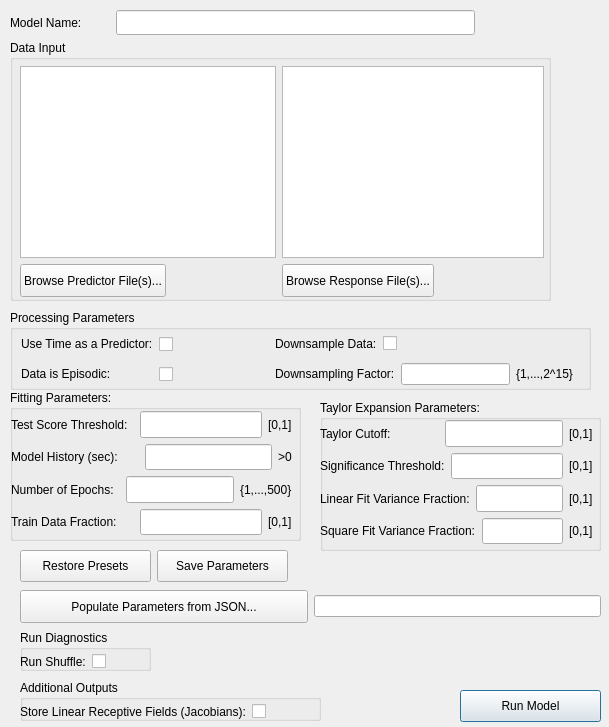
This is neuro_mine/ui/mine_train.ui in matovic5/neuro_mine as Qt 5 draws it before an edit. The edited form follows.
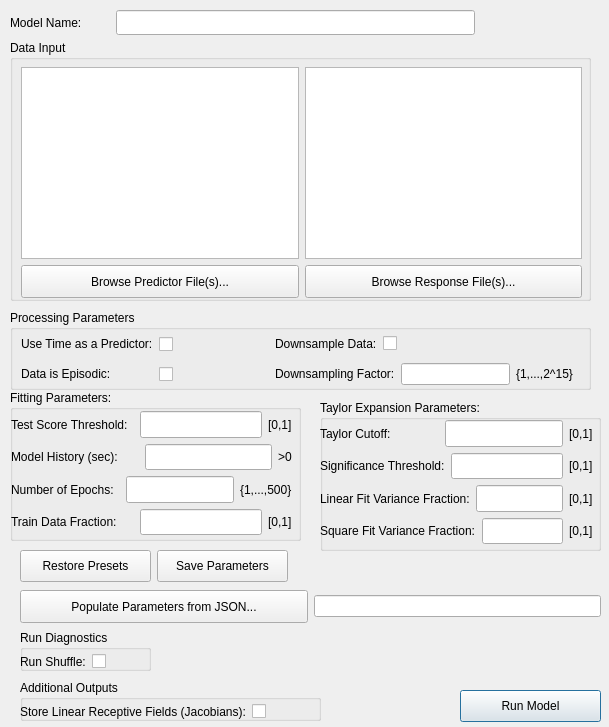
This is the edited form. Icons and pictures are not drawn.

What changed in the file:
```diff
--- a/neuro_mine/ui/mine_train.ui
+++ b/neuro_mine/ui/mine_train.ui
@@ -51,7 +51,7 @@
     <rect>
      <x>10</x>
      <y>40</y>
-     <width>541</width>
+     <width>581</width>
      <height>261</height>
     </rect>
    </property>
@@ -71,17 +71,17 @@
      <string/>
     </property>
    </widget>
-   <widget class="QWidget" name="layoutWidget">
+   <widget class="QWidget" name="">
     <property name="geometry">
      <rect>
-      <x>10</x>
-      <y>26</y>
-      <width>524</width>
+      <x>11</x>
+      <y>27</y>
+      <width>561</width>
       <height>231</height>
      </rect>
     </property>
-    <layout class="QGridLayout" name="gridLayout_3">
-     <item row="0" column="0" colspan="2">
+    <layout class="QGridLayout" name="gridLayout">
+     <item row="0" column="0">
       <widget class="QTextEdit" name="textEdit">
        <property name="sizePolicy">
         <sizepolicy hsizetype="Expanding" vsizetype="Expanding">
@@ -91,7 +91,7 @@
        </property>
       </widget>
      </item>
-     <item row="0" column="2" colspan="2">
+     <item row="0" column="1">
       <widget class="QTextEdit" name="textEdit_2">
        <property name="sizePolicy">
         <sizepolicy hsizetype="Expanding" vsizetype="Expanding">
@@ -115,28 +115,6 @@
       </widget>
      </item>
      <item row="1" column="1">
-      <widget class="QLabel" name="label_20">
-       <property name="sizePolicy">
-        <sizepolicy hsizetype="Expanding" vsizetype="Expanding">
-         <horstretch>0</horstretch>
-         <verstretch>0</verstretch>
-        </sizepolicy>
-       </property>
-       <property name="toolTip">
-        <string/>
-       </property>
-       <property name="whatsThis">
-        <string>Predictor file(s) should be .csv format but with any type of delimiter; Time must be in the first column and all columns must have headers</string>
-       </property>
-       <property name="text">
-        <string/>
-       </property>
-       <property name="pixmap">
-        <pixmap resource="resources.qrc">:/question.png</pixmap>
-       </property>
-      </widget>
-     </item>
-     <item row="1" column="2">
       <widget class="QPushButton" name="pushButton_3">
        <property name="sizePolicy">
         <sizepolicy hsizetype="Expanding" vsizetype="Expanding">
@@ -149,28 +127,6 @@
        </property>
       </widget>
      </item>
-     <item row="1" column="3">
-      <widget class="QLabel" name="label_21">
-       <property name="sizePolicy">
-        <sizepolicy hsizetype="Expanding" vsizetype="Expanding">
-         <horstretch>0</horstretch>
-         <verstretch>0</verstretch>
-        </sizepolicy>
-       </property>
-       <property name="toolTip">
-        <string/>
-       </property>
-       <property name="whatsThis">
-        <string>Response file(s) should be .csv format but with any type of delimiter; time must be in the first column</string>
-       </property>
-       <property name="text">
-        <string/>
-       </property>
-       <property name="pixmap">
-        <pixmap resource="resources.qrc">:/question.png</pixmap>
-       </property>
-      </widget>
-     </item>
     </layout>
    </widget>
   </widget>
```
